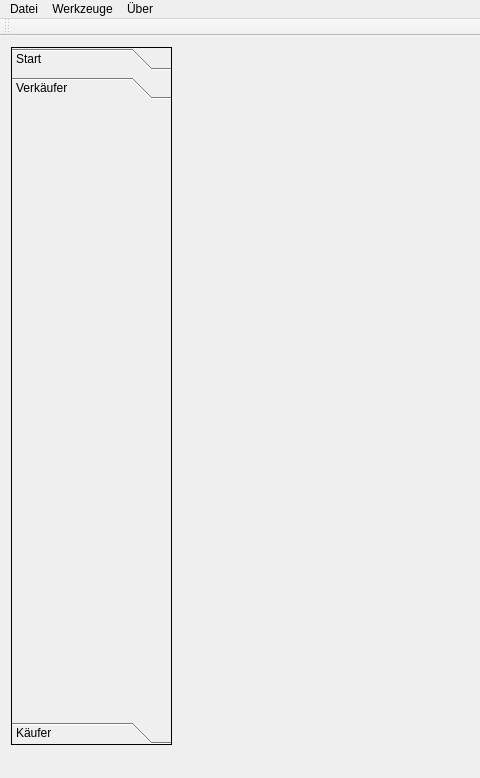
First picture: the form in iBasar/mainwindow.ui, repository hoihrig/iBasar, before the edit; both pictures show x 0 to 480 and y 0 to 778 of the 1156 by 778 pixel window.
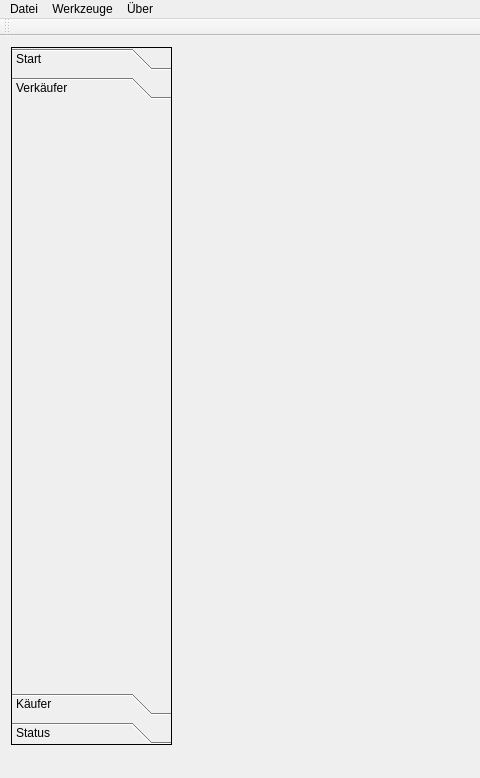
Second picture: the form after the edit. The open tabs and pages were chosen to show the change.

Commit message:
Added new Status Page
Integrated it into Main Widget
Made Status Page Translation aware

Diff of the .ui file:
```diff
--- a/iBasar/mainwindow.ui
+++ b/iBasar/mainwindow.ui
@@ -70,8 +70,8 @@
           <rect>
            <x>0</x>
            <y>0</y>
-           <width>98</width>
-           <height>28</height>
+           <width>159</width>
+           <height>563</height>
           </rect>
          </property>
          <attribute name="label">
@@ -91,6 +91,11 @@
           <string>Käufer</string>
          </attribute>
         </widget>
+        <widget class="QWidget" name="eventsummarypage">
+         <attribute name="label">
+          <string>Status</string>
+         </attribute>
+        </widget>
        </widget>
       </item>
       <item>
```
Left out of the diff: 8 changed lines with no effect on the pictures. The commit also changes 5 other files.
